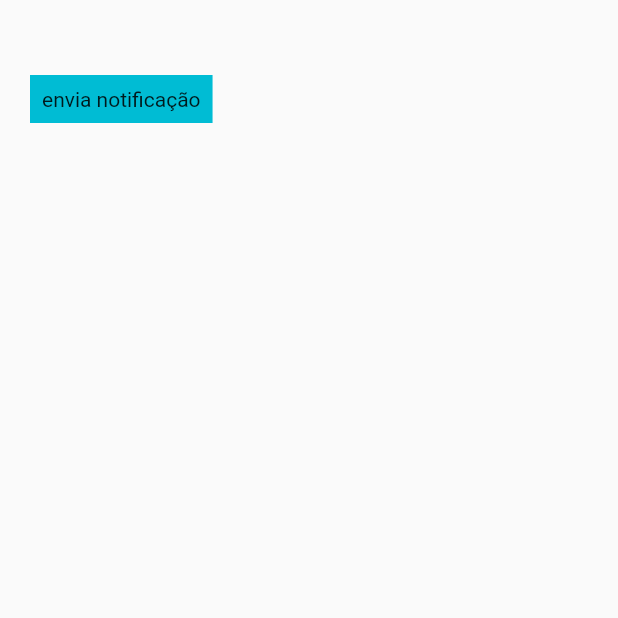
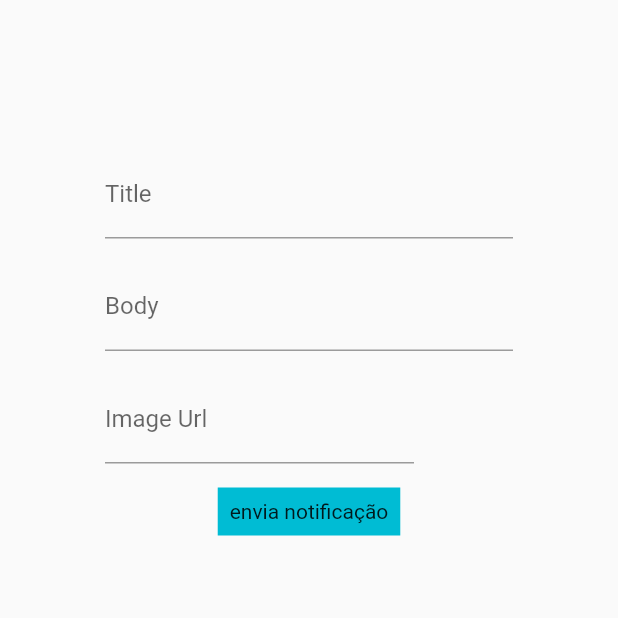
Before and after one commit to gabitchian/flutter-fcm, a Flutter app: the screen it shows after launch, after a tap on "envia notificação", on a phone screen of 412 x 824 dp, the top half of it. Run offline on Flutter 3.47's test engine with Material 2 defaults, Android fonts, the phone set to English and light mode, and no system bars; drawn by our look-alikes of overlay_support; our stand-ins replace cloud_firestore, firebase_core, firebase_messaging, flutter_dotenv; accounts and stored records are empty; network calls fail.

Commit message:
feat: save notifications WEB

```diff
--- a/lib/shared/configuration/configuration.dart
+++ b/lib/shared/configuration/configuration.dart
@@ -1,3 +1,4 @@
+import 'package:flutter/material.dart';
 import 'package:flutter_dotenv/flutter_dotenv.dart';
 
 class Configuration {
@@ -6,6 +7,8 @@ class Configuration {
   static String get messagingSenderId => _get('MESSAGING_SENDER_ID');
   static String get projectId => _get('PROJECT_ID');
   static String get storageBucket => _get('STORAGE_BUCKET');
+  static String get serverKey => _get('SERVER_KEY');
+  static String get notificationUrl => _get('NOTIFICATION_URL');
 
   // WEB FIREBASE CONFIGURATION
   static String get webApiKey => _get('WEB_API_KEY');
--- a/lib/shared/converters/default_notification.dart
+++ b/lib/shared/converters/default_notification.dart
@@ -16,7 +16,7 @@ class DefaultNotifications {
           sentAt: message.sentTime,
           id: message.messageId ?? uuid.v4().replaceAll('-', ''),
           from: message.from,
-      );
+          data: message.data);
     }
     switch (defaultTargetPlatform) {
       case TargetPlatform.android:
@@ -27,7 +27,7 @@ class DefaultNotifications {
             id: message.messageId,
             from: message.from,
             image: message.notification!.android!.imageUrl,
-        );
+            data: message.data);
       case TargetPlatform.iOS:
         return NotificationMessage(
             title: message.notification!.title,
@@ -36,7 +36,7 @@ class DefaultNotifications {
             id: message.messageId,
             from: message.from,
             image: message.notification!.apple!.imageUrl,
-        );
+            data: message.data);
       default:
         throw UnsupportedError(
           'Notifications are not supported for this platform.',
--- /dev/null
+++ b/lib/shared/models/firebase_cloud_messaging/message.dart
@@ -0,0 +1,71 @@
+import 'dart:convert';
+
+import 'package:flutter_fcm/shared/models/firebase_cloud_messaging/notification.dart';
+
+import 'package:json_annotation/json_annotation.dart';
+
+@JsonSerializable(includeIfNull: false)
+class Message {
+  final List<String> registrationIds;
+  final NotificationWidget notification;
+  final Map<String, dynamic>? data;
+
+  Message({
+    required this.registrationIds,
+    required this.notification,
+    this.data,
+  });
+
+  Message copyWith({
+    List<String>? registrationIds,
+    NotificationWidget? notification,
+    Map<String, dynamic>? data,
+  }) {
+    return Message(
+      registrationIds: registrationIds ?? this.registrationIds,
+      notification: notification ?? this.notification,
+      data: data ?? this.data,
+    );
+  }
+
+  Map<String, dynamic> toMap() {
+    return {
+      'registration_ids': registrationIds,
+      'notification': notification.toMap(),
+      'data': data,
+    };
+  }
+
+  factory Message.fromMap(Map<String, dynamic> map) {
+    return Message(
+      registrationIds: map['registration_ids'],
+      notification: map['notification'],
+      data: map['data'],
+    );
+  }
+
+  String toJson() => json.encode(toMap());
+
+  factory Message.fromJson(String source) =>
+      Message.fromMap(json.decode(source));
+
+  @override
+  String toString() {
+    return 'NotificationMessage(registrationIds: ${registrationIds.toString()}, notification: ${notification.toMap()}, data: $data)';
+  }
+
+  @override
+  bool operator ==(Object other) {
+    if (identical(this, other)) return true;
+
+    return other is Message &&
+        other.registrationIds == registrationIds &&
+        other.data == data &&
+        other.notification == notification;
+  }
+
+  @override
+  int get hashCode {
+    return registrationIds.hashCode ^ notification.hashCode ^ data.hashCode;
+  }
+}
--- /dev/null
+++ b/lib/shared/models/firebase_cloud_messaging/notification.dart
@@ -0,0 +1,67 @@
+import 'dart:convert';
+
+import 'package:json_annotation/json_annotation.dart';
+
+@JsonSerializable(includeIfNull: false)
+class NotificationWidget {
+  final String? title;
+  final String? body;
+  final String? image;
+
+  NotificationWidget({
+    required this.title,
+    required this.body,
+    this.image,
+  });
+
+  NotificationWidget copyWith({
+    String? title,
+    String? body,
+    String? image,
+  }) {
+    return NotificationWidget(
+        title: title ?? this.title,
+        body: body ?? this.body,
+        image: image ?? this.image);
+  }
+
+  Map<String, dynamic> toMap() {
+    return {
+      'title': title,
+      'body': body,
+      'image': image,
+    };
+  }
+
+  factory NotificationWidget.fromMap(Map<String, dynamic> map) {
+    return NotificationWidget(
+      title: map['title'],
+      body: map['body'],
+      image: map['image'],
+    );
+  }
+
+  String toJson() => json.encode(toMap());
+
+  factory NotificationWidget.fromJson(String source) =>
+      NotificationWidget.fromMap(json.decode(source));
+
+  @override
+  String toString() {
+    return 'NotificationMessage(title: $title, body: $body, image: $image)';
+  }
+
+  @override
+  bool operator ==(Object other) {
+    if (identical(this, other)) return true;
+
+    return other is NotificationWidget &&
+        other.title == title &&
+        other.body == body;
+  }
+
+  @override
+  int get hashCode {
+    return title.hashCode ^ body.hashCode;
+  }
+}
--- /dev/null
+++ b/lib/shared/models/firebase_cloud_messaging/to.dart
@@ -0,0 +1,53 @@
+import 'dart:convert';
+
+class To {
+  String id;
+  String? token;
+
+  To({required this.id, required this.token});
+
+  To copyWith({
+    String? id,
+    String? token,
+  }) {
+    return To(
+      id: id ?? this.id,
+      token: token ?? this.token,
+    );
+  }
+
+  Map<String, dynamic> toMap() {
+    return {
+      'id': id,
+      'token': token,
+    };
+  }
+
+  factory To.fromMap(Map<String, dynamic> map) {
+    return To(
+      id: map['id'],
+      token: map['token'],
+    );
+  }
+
+  String toJson() => json.encode(toMap());
+
+  factory To.fromJson(String source) => To.fromMap(json.decode(source));
+
+  @override
+  String toString() {
+    return 'NotificationMessage(id: $id, token: $token)';
+  }
+
+  @override
+  bool operator ==(Object other) {
+    if (identical(this, other)) return true;
+
+    return other is To && other.id == id && other.token == token;
+  }
+
+  @override
+  int get hashCode {
+    return id.hashCode ^ token.hashCode;
+  }
+}
--- a/lib/shared/models/notification_message.dart
+++ b/lib/shared/models/notification_message.dart
@@ -7,6 +7,7 @@ class NotificationMessage {
   final String? image;
   final String? from;
   final DateTime? sentAt;
+  final Map<String, dynamic>? data;
 
   NotificationMessage({
     required this.id,
@@ -15,23 +16,26 @@ class NotificationMessage {
     this.image,
     required this.from,
     required this.sentAt,
+    this.data,
   });
 
-  NotificationMessage copyWith({
-    String? id,
+  NotificationMessage copyWith(
+      {String? id,
       String? title,
       String? description,
       String? image,
       String? from,
       DateTime? sentAt,
-  }) {
+      Map<String, dynamic>? data}) {
     return NotificationMessage(
       id: id ?? this.id,
       title: title ?? this.title,
       description: description ?? this.description,
       from: from ?? this.from,
       sentAt: sentAt ?? this.sentAt,
-        image: image ?? this.image);
+      image: image ?? this.image,
+      data: data ?? this.data,
+    );
   }
 
   Map<String, dynamic> toMap() {
@@ -42,6 +46,7 @@ class NotificationMessage {
       'from': from,
       'sent_at': sentAt,
       'image': image,
+      'data': data,
     };
   }
 
@@ -53,6 +58,7 @@ class NotificationMessage {
       from: map['from'],
       sentAt: map['sent_at'],
       image: map['image'],
+      data: map['data'],
     );
   }
 
@@ -63,7 +69,7 @@ class NotificationMessage {
 
   @override
   String toString() {
-    return 'NotificationMessage(id: $id, from: $from, sentAt: $sentAt, title: $title, description: $description, image: $image)';
+    return 'NotificationMessage(id: $id, from: $from, sentAt: $sentAt, title: $title, description: $description, image: $image, data: $data)';
   }
 
   @override
--- /dev/null
+++ b/lib/shared/services/send_notification_service.dart
@@ -0,0 +1,116 @@
+import 'dart:convert';
+
+import 'package:cloud_firestore/cloud_firestore.dart';
+import 'package:flutter_fcm/shared/models/firebase_cloud_messaging/message.dart';
+import 'package:flutter_fcm/shared/models/firebase_cloud_messaging/notification.dart';
+import 'package:flutter_fcm/shared/models/firebase_cloud_messaging/to.dart';
+import 'package:flutter_fcm/shared/models/notification_message.dart';
+import 'package:http/http.dart' as http;
+
+import 'package:flutter_fcm/shared/configuration/configuration.dart';
+import 'package:uuid/uuid.dart';
+
+class SendNotificationService {
+  String _from = "";
+  final List<To> _to = [];
+
+  SendNotificationService();
+
+  SendNotificationService addFrom(String from) {
+    _from = from;
+    return this;
+  }
+
+  SendNotificationService addReceiver(To receiver) {
+    _to.add(receiver);
+    return this;
+  }
+
+  List<String> getReceiverTokens() {
+    return _to.map((e) => e.token!).toList();
+  }
+
+  List<String> getReceiverIds() {
+    return _to.map((e) => e.id).toList();
+  }
+
+  /** TODO:
+   * [ ] improve code used to set notifications in firestore
+   * [ ] improve code used to update notifications in firestore
+   * */
+  _saveNotificationToFirebase(NotificationWidget notification) async {
+    CollectionReference users = FirebaseFirestore.instance.collection('users');
+
+    NotificationMessage notificationMessage = NotificationMessage(
+      id: const Uuid().v4().replaceAll("-", ""),
+      title: notification.title,
+      description: notification.body,
+      image: notification.image,
+      from: _from,
+      sentAt: DateTime.now(),
+    );
+
+    List<Future<void>> awaitList = getReceiverIds().map((id) async {
+      DocumentSnapshot<Object?> value = await users.doc(id).get();
+      if (value.data() == null) {
+        users
+            .doc(id)
+            .set(
+              {
+                'notifications': [notificationMessage.toMap()]
+              },
+            )
+            .then((value) =>
+                print('Added notification: ${notification.toString()}'))
+            .catchError((value) {
+              print(
+                  'Error while adding notification: ${notification.toString()}');
+
+              print('Error while adding notification: ${value.toString()}');
+            });
+      } else {
+        users
+            .doc(id)
+            .update(
+              {
+                'notifications':
+                    FieldValue.arrayUnion([notificationMessage.toMap()])
+              },
+            )
+            .then((value) =>
+                print('Added notification: ${notification.toString()}'))
+            .catchError((value) {
+              print(
+                  'Error while adding notification: ${notification.toString()}');
+
+              print('Error while adding notification: ${value.toString()}');
+            });
+      }
+    }).toList();
+
+    Future.wait(awaitList);
+  }
+
+  sendNotification(NotificationWidget notification) async {
+    await _saveNotificationToFirebase(notification);
+    Message message = Message(
+      registrationIds: getReceiverTokens(),
+      notification: notification,
+    );
+
+    Map<String, String> headers = {
+      'Authorization': 'key=${Configuration.serverKey}',
+      'Content-type': 'application/json',
+    };
+    print(message.toJson());
+    final response = await http.post(Uri.parse(Configuration.notificationUrl),
+        headers: headers, body: message.toJson());
+
+    if (response.statusCode >= 200 && response.statusCode < 300)
+      print("Sucesso");
+    else {
+      print("Something happend: ${response.statusCode}");
+      print("Something happend: ${jsonEncode(response.body)}");
+    }
+  }
+}
--- a/lib/widgets/app_firebase_widget.dart
+++ b/lib/widgets/app_firebase_widget.dart
@@ -33,7 +33,7 @@ class _AppFirebaseState extends State<AppFirebase> {
             ),
           );
         } else if (snapshot.connectionState == ConnectionState.done) {
-          return Messaging();
+          return const Messaging();
         } else {
           return const Material(
             child: Center(
--- a/lib/widgets/messaging_widget.dart
+++ b/lib/widgets/messaging_widget.dart
@@ -1,43 +1,86 @@
 import 'dart:async';
 
+import 'package:cloud_firestore/cloud_firestore.dart';
 import 'package:firebase_messaging/firebase_messaging.dart';
 import 'package:flutter/material.dart';
 import 'package:flutter_fcm/shared/converters/default_notification.dart';
 import 'package:flutter_fcm/shared/models/notification_message.dart';
+import 'package:flutter_fcm/widgets/notification_form_widget.dart';
 import 'package:overlay_support/overlay_support.dart';
 import 'package:flutter/foundation.dart' show kIsWeb;
+import 'package:uuid/uuid.dart';
 
-class Messaging extends StatelessWidget {
+class Messaging extends StatefulWidget {
+  const Messaging({Key? key}) : super(key: key);
+
+  @override
+  State<Messaging> createState() => _Messaging();
+}
+
+class _Messaging extends State<Messaging> {
   final fcmToken = FirebaseMessaging.instance.getToken();
-  String? token;
+  String? _token;
+
+  void _setToken(String? value) {
+    setState(() {
+      _token = value;
+    });
+  }
+
+  @override
+  void initState() {
+    fcmToken.then(_setToken);
+
+    FirebaseMessaging.instance.requestPermission(
+      alert: true,
+      announcement: true,
+      badge: true,
+      carPlay: true,
+      criticalAlert: true,
+      provisional: true,
+      sound: true,
+    );
+
+    FirebaseMessaging.instance.onTokenRefresh.listen(_setToken);
+  }
 
   @override
   Widget build(BuildContext context) {
     print("Is web? $kIsWeb");
-    return FutureBuilder(
-      future: fcmToken,
-      builder: (context, snapshot) {
-        if (snapshot.hasError) {
-          print(snapshot.error);
-          return const Material(
-            child: Center(
-              child: Text(
-                "Não foi possível inicializar o token",
-                textDirection: TextDirection.ltr,
+
+    print("token: $_token");
+    FirebaseMessaging.onMessage.listen((RemoteMessage message) {
+      print('Got a message whilst in the foreground!');
+      NotificationMessage notification =
+          DefaultNotifications.getNotification(message);
+
+      print('Notification: ${notification.toString()}');
+
+      showNotification(notification);
+    });
+
+    return OverlaySupport(
+      child: MaterialApp(
+        title: 'Flutter Demo',
+        theme: ThemeData(
+          primarySwatch: Colors.blue,
+        ),
+        home: Scaffold(
+          body: Padding(
+            padding: const EdgeInsets.symmetric(
+              horizontal: 20,
+              vertical: 50,
+            ),
+            child: NotificationForm(token: _token),
+          ),
         ),
       ),
     );
-        } else if (snapshot.connectionState == ConnectionState.done) {
-          print("token: ${snapshot.data.toString()}");
-          FirebaseMessaging.onMessage.listen((RemoteMessage message) {
-            print("got something");
-            NotificationMessage notification =
-                DefaultNotifications.getNotification(message);
-            print('Got a message whilst in the foreground!');
+  }
+}
 
-            print('Notification: ${notification.toString()}');
-
-            showSimpleNotification(
+showNotification(NotificationMessage notification) {
+  return showSimpleNotification(
     Text(notification.title!), autoDismiss: true,
     duration: const Duration(minutes: 1),
     background: Colors.grey[50],
@@ -76,62 +119,4 @@ class Messaging extends StatelessWidget {
     }),
     // duration: Duration(milliseconds: 4000),
   );
-          });
-
-          token = snapshot.data.toString();
-
-          return FutureBuilder(
-            future: FirebaseMessaging.instance.requestPermission(
-              alert: true,
-              announcement: true,
-              badge: true,
-              carPlay: true,
-              criticalAlert: true,
-              provisional: true,
-              sound: true,
-            ),
-            builder: (context, snapshot) {
-              return OverlaySupport(
-                child: MaterialApp(
-                  title: 'Flutter Demo',
-                  theme: ThemeData(
-                    primarySwatch: Colors.blue,
-                  ),
-                  home: Scaffold(
-                    body: Padding(
-                      padding: const EdgeInsets.symmetric(
-                        horizontal: 20,
-                        vertical: 50,
-                      ),
-                      child: InkWell(
-                          child: Container(
-                            padding: const EdgeInsets.symmetric(
-                              horizontal: 8,
-                              vertical: 8,
-                            ),
-                            color: Colors.cyan,
-                            child: const Text(
-                              "envia notificação",
-                            ),
-                          ),
-                          onTap: () {
-                            // ignore: avoid_print
-                            print("clicou");
-                          }),
-                    ),
-                  ),
-                ),
-              );
-            },
-          );
-        } else {
-          return const Material(
-            child: Center(
-              child: CircularProgressIndicator(),
-            ),
-          );
 }
-      },
-    );
-  }
-}
--- /dev/null
+++ b/lib/widgets/notification_form_widget.dart
@@ -0,0 +1,176 @@
+// ignore_for_file: prefer_const_constructors
+import 'dart:convert';
+
+import 'package:cloud_firestore/cloud_firestore.dart';
+import 'package:flutter/material.dart';
+import 'package:flutter_fcm/shared/configuration/configuration.dart';
+import 'package:flutter_fcm/shared/models/firebase_cloud_messaging/to.dart';
+import 'package:flutter_fcm/shared/services/send_notification_service.dart';
+
+import 'package:http/http.dart' as http;
+
+import 'package:flutter_fcm/shared/models/firebase_cloud_messaging/message.dart';
+
+import 'package:flutter_fcm/shared/models/firebase_cloud_messaging/notification.dart';
+import 'package:flutter_fcm/shared/models/notification_message.dart';
+import 'package:uuid/uuid.dart';
+
+class NotificationForm extends StatefulWidget {
+  String? token;
+  NotificationForm({Key? key, required this.token}) : super(key: key);
+
+  @override
+  State<StatefulWidget> createState() => _NotificationForm();
+}
+
+class _NotificationForm extends State<NotificationForm> {
+  late TextEditingController _titleController;
+  late TextEditingController _bodyController;
+  late TextEditingController _imageController;
+  late SendNotificationService _sendNotificationService;
+  final String id =
+      "fc11cde10882434784531a18b5cd0c95"; //"a6dee37b5ed44aa18814330ab29a0525";
+
+  String _image = "";
+
+  @override
+  void initState() {
+    super.initState();
+    _titleController = TextEditingController();
+    _bodyController = TextEditingController();
+    _imageController = TextEditingController();
+    _sendNotificationService = SendNotificationService();
+  }
+
+  @override
+  void dispose() {
+    _titleController.dispose();
+    _bodyController.dispose();
+    _imageController.dispose();
+    super.dispose();
+  }
+
+  pushNotification(Message message) {}
+
+  sendNotification() async {
+    // CollectionReference users = FirebaseFirestore.instance.collection('users');
+
+    NotificationWidget notification = NotificationWidget(
+      title: _titleController.text,
+      body: _bodyController.text,
+      image: _imageController.text,
+    );
+
+    To me = To(id: id, token: widget.token);
+
+    _sendNotificationService
+        .addFrom(widget.token!)
+        .addReceiver(me)
+        .sendNotification(notification);
+  }
+
+  @override
+  Widget build(BuildContext context) {
+    double padding = 50.0;
+    double width = MediaQuery.of(context).size.width;
+    double halfWidth = width * 0.5;
+
+    _imageController.addListener(() {
+      setState(() {
+        _image = _imageController.text;
+      });
+    });
+
+    return SingleChildScrollView(
+      child: IntrinsicHeight(
+        child: Container(
+          width: width,
+          alignment: Alignment.center,
+          child: //SingleChildScrollView(
+              /*child:*/ Form(
+            child: Padding(
+              padding: EdgeInsets.all(padding),
+              child: Column(
+                mainAxisAlignment: MainAxisAlignment.center,
+                crossAxisAlignment: CrossAxisAlignment.center,
+                children: [
+                  Padding(
+                    padding: EdgeInsets.only(bottom: 16),
+                    child: TextFormField(
+                      controller: _titleController,
+                      // style: TextStyles.input,
+                      decoration: InputDecoration(
+                        labelText: "Title",
+                      ),
+                    ),
+                  ),
+                  Padding(
+                    padding: EdgeInsets.only(bottom: 16),
+                    child: TextFormField(
+                      controller: _bodyController,
+                      // style: TextStyles.input,
+                      decoration: InputDecoration(
+                        labelText: "Body",
+                      ),
+                      enableSuggestions: true,
+                      autocorrect: true,
+                    ),
+                  ),
+                  Row(
+                    children: [
+                      Container(
+                        width: halfWidth,
+                        child: Padding(
+                          padding: EdgeInsets.only(bottom: 16),
+                          child: TextFormField(
+                            controller: _imageController,
+                            // style: TextStyles.input,
+                            decoration: InputDecoration(
+                              labelText: "Image Url",
+                            ),
+                            enableSuggestions: false,
+                            autocorrect: false,
+                          ),
+                        ),
+                      ),
+                      if (_image.isNotEmpty)
+                        Padding(
+                          padding: EdgeInsets.only(left: 64),
+                          child: Container(
+                            // height: 64,
+                            width: 64,
+                            child: Image.network(_image),
+                          ),
+                        ),
+                    ],
+                  ),
+                  Padding(
+                    padding: EdgeInsets.only(bottom: 20),
+                    child: InkWell(
+                        child: Container(
+                          padding: const EdgeInsets.symmetric(
+                            horizontal: 8,
+                            vertical: 8,
+                          ),
+                          color: Colors.cyan,
+                          child: const Text(
+                            "envia notificação",
+                          ),
+                        ),
+                        onTap: () async {
+                          // ignore: avoid_print
+                          print("clicou");
+                          await sendNotification();
+                          print("salvou");
+                        }),
+                  ),
+                ],
+              ),
+              // ),
+            ),
+          ),
+        ),
+      ),
+    );
+  }
+}
--- a/pubspec.yaml
+++ b/pubspec.yaml
@@ -39,6 +39,9 @@ dependencies:
   overlay_support: ^2.1.0
   flutter_dotenv: ^5.0.2
   uuid: ^3.0.7
+  cloud_firestore: ^4.0.5
+  http: ^0.13.5
+  json_annotation: ^4.6.0
 
 dev_dependencies:
   flutter_test:
```
Also changed, not shown: pubspec.lock, 3 other files. Lines whose indentation alone changed are shown as unchanged.
